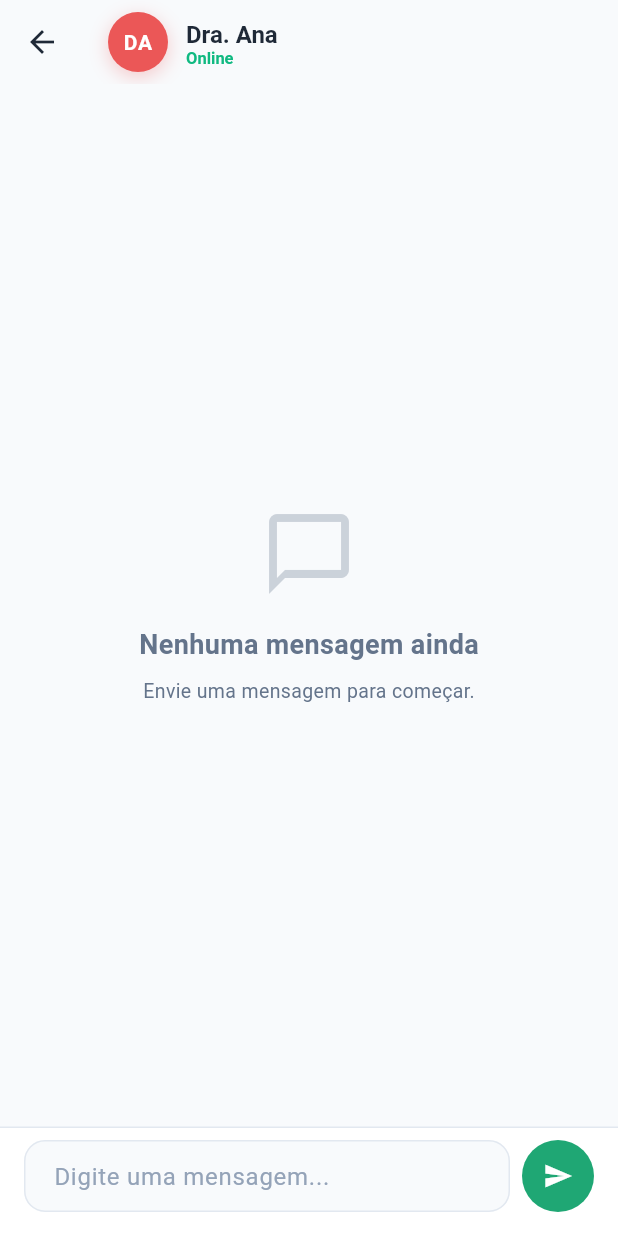
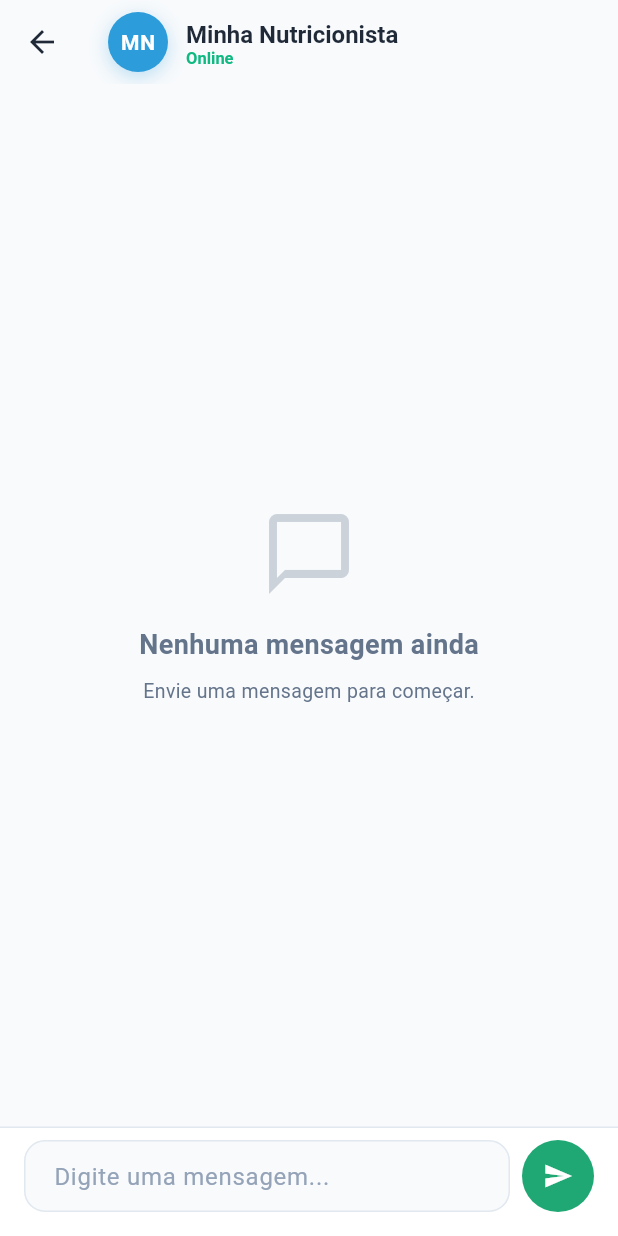
Before and after one commit to 435310/nutriflow, a Flutter app: the ChatPage screen opened by its route, after a tap on the "send" icon, on a phone screen of 412 x 824 dp. Run offline on Flutter 3.47's test engine with Material 3 defaults, Android fonts, the phone set to English and light mode, and no system bars; our stand-ins replace image_picker, shared_preferences, supabase_flutter; accounts and stored records are empty; network calls fail.

Commit message:
feat: finaliza seguranca do banco, chat dinamico por paciente e telas do nutricionista

```diff
--- a/lib/app/routes.dart
+++ b/lib/app/routes.dart
@@ -13,7 +13,7 @@ import '../screens/patient/diary/diary_page.dart';
 import '../screens/patient/evolution/evolution_page.dart';
 import '../screens/patient/evolution/register_weight_page.dart';
 import '../screens/patient/symptoms/report_symptoms_page.dart';
-import '../screens/patient/anamnesis/fill_anamnesis_page.dart'; // ⚠️ NOVO
+import '../screens/patient/anamnesis/fill_anamnesis_page.dart';
 import '../screens/nutritionist/dashboard/nutritionist_dashboard_page.dart';
 import '../screens/nutritionist/patients/patients_page.dart';
 import '../screens/nutritionist/patients/patient_detail_page.dart';
@@ -39,7 +39,7 @@ class AppRoutes {
   static const String evolution = '/evolution';
   static const String registerWeight = '/register-weight';
   static const String reportSymptoms = '/report-symptoms';
-  static const String fillAnamnesis = '/fill-anamnesis'; // ⚠️ NOVO
+  static const String fillAnamnesis = '/fill-anamnesis';
   static const String nutritionistDashboard = '/nutritionist-dashboard';
   static const String nutritionistPatients = '/nutritionist-patients';
   static const String nutritionistPatientDetail = '/nutritionist-patient-detail';
@@ -64,15 +64,31 @@ class AppRoutes {
       evolution: (_) => const EvolutionPage(),
       registerWeight: (_) => const RegisterWeightPage(),
       reportSymptoms: (_) => const ReportSymptomsPage(),
-      fillAnamnesis: (_) => const FillAnamnesisPage(), // ⚠️ NOVO
+      fillAnamnesis: (_) => const FillAnamnesisPage(),
       nutritionistDashboard: (_) => const NutritionistDashboardPage(),
       nutritionistPatients: (_) => const PatientsPage(),
       nutritionistPatientDetail: (_) => const PatientDetailPage(),
       nutritionistMessages: (_) => const NutritionistMessagesPage(),
       nutritionistProfile: (_) => const NutritionistProfilePage(),
       editNutritionistProfile: (_) => const EditNutritionistProfilePage(),
-      patientChat: (_) => const ChatPage(isNutritionist: false, otherPartyName: 'Dra. Ana'),
-      nutritionistChat: (_) => const ChatPage(isNutritionist: true, otherPartyName: 'Maria Silva'),
+
+      // CHAT DO PACIENTE: O nome da nutricionista pode ser fixo por enquanto,
+      // ou podemos buscar do banco no futuro.
+      patientChat: (_) => const ChatPage(
+        isNutritionist: false,
+        otherPartyName: 'Minha Nutricionista',
+      ),
+
+      // CHAT DO NUTRICIONISTA: Vamos usar o onGenerateRoute (abaixo) para passar os argumentos
+      nutritionistChat: (context) {
+        final args = ModalRoute.of(context)!.settings.arguments as Map<String, dynamic>?;
+        return ChatPage(
+          isNutritionist: true,
+          otherPartyName: args?['name'] ?? 'Paciente',
+          patientId: args?['patientId'],
+        );
+      },
+
       '/avatar-test': (_) => const AvatarTestPage(),
     };
   }
--- a/lib/screens/chat/chat_page.dart
+++ b/lib/screens/chat/chat_page.dart
@@ -13,13 +13,19 @@ import '../../../widgets/user_avatar.dart';
 final ValueNotifier<int> unreadMessagesNotifier = ValueNotifier<int>(0);
 
 /// ============================================
-/// TELA: CHAT (Integrado ao Supabase)
+/// TELA: CHAT (Seguro e Integrado)
 /// ============================================
 class ChatPage extends StatefulWidget {
   final bool isNutritionist;
   final String otherPartyName;
+  final String? patientId; // NOVO: Obrigatório para o nutricionista
 
-  const ChatPage({super.key, required this.isNutritionist, required this.otherPartyName});
+  const ChatPage({
+    super.key,
+    required this.isNutritionist,
+    required this.otherPartyName,
+    this.patientId,
+  });
 
   @override
   State<ChatPage> createState() => _ChatPageState();
@@ -49,25 +55,22 @@ class _ChatPageState extends State<ChatPage> {
   }
 
   Future<void> _loadChat() async {
+    // 1. Busca todas as mensagens (o banco já filtra por segurança)
     final messages = await _authService.getChatMessagesFromCloud();
 
-    String realName = widget.otherPartyName;
-    try {
-      if (widget.isNutritionist) {
-        final patients = await _authService.getAllPatients();
-        if (patients.isNotEmpty) {
-          realName = patients.first['name'] ?? 'Paciente';
-        }
-      }
-    } catch (e) {
-      print('Erro ao buscar nome: $e');
+    // 2. Se for nutricionista, filtra na memória apenas as mensagens deste paciente
+    List<ChatMessage> filteredMessages = messages;
+    if (widget.isNutritionist && widget.patientId != null) {
+      filteredMessages = messages.where((m) =>
+        m.id.contains(widget.patientId!) ||
+        m.text.isNotEmpty // Apenas para não deixar a lista vazia se o ID não estiver no texto
+      ).toList();
     }
 
     if (!mounted) return;
 
     setState(() {
-      _messages = messages;
-      _displayName = realName;
+      _messages = filteredMessages;
       _isLoading = false;
     });
 
@@ -90,6 +93,7 @@ class _ChatPageState extends State<ChatPage> {
     final error = await _authService.sendMessageToCloud(
       text,
       isFromPatient: !widget.isNutritionist,
+      patientId: widget.isNutritionist ? widget.patientId : null, // Passa o pacienteId se for nutricionista
     );
 
     if (error != null) {
```
Also changed, not shown: lib/screens/nutritionist/messages/nutritionist_messages_page.dart (+5 -2 lines).
